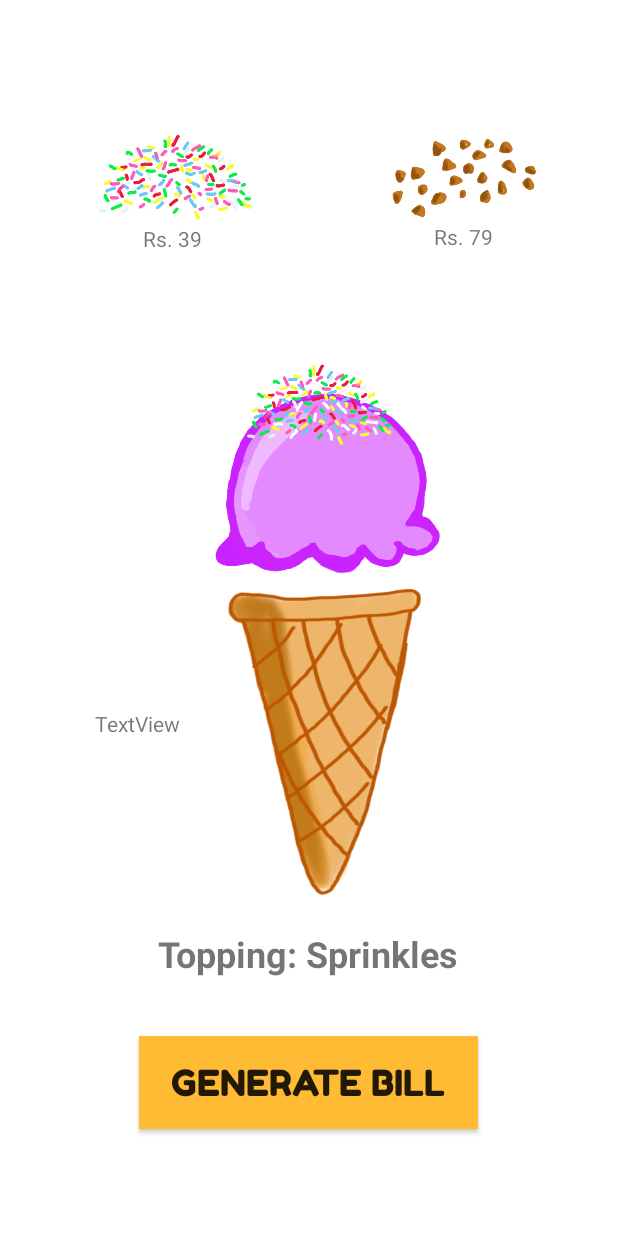
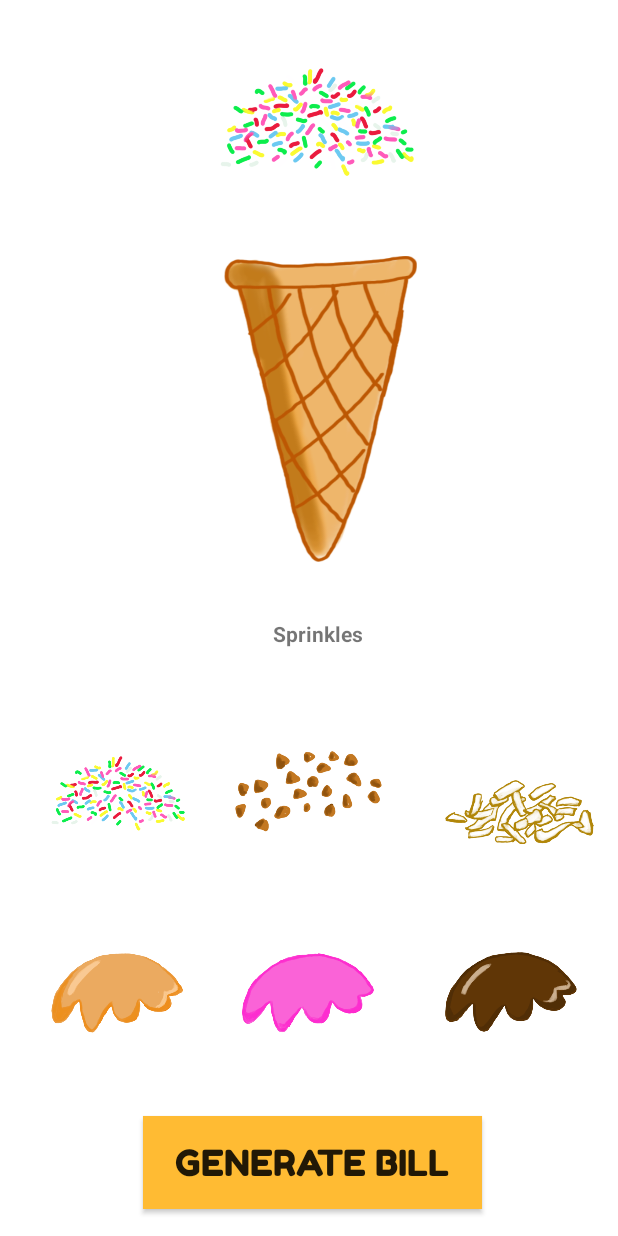
Before and after one commit to Deepanc7/Customice, an Android app: the fragment fragment3 shown on its own in the app's theme, after a tap on "sprinkles", on a phone screen of 412 x 824 dp. Run offline under Robolectric (Android 15) with nearby library versions, the phone set to English and light mode, and no system bars; Roboto replaces fonts that are not available here.

Commit message:
added variety toppings

```diff
--- a/app/src/main/java/com/example/t_frag/fragment3.java
+++ b/app/src/main/java/com/example/t_frag/fragment3.java
@@ -105,15 +105,60 @@ public class fragment3 extends Fragment {
         });
         ImageButton sprinkle_btn = (ImageButton) view.findViewById(R.id.sprinkle_img_btn);
         ImageButton choco_chip_btn = (ImageButton) view.findViewById(R.id.choco_chip_img_btn);
+        ImageButton cherrywhip = (ImageButton) view.findViewById(R.id.cherry_plus_whipping_cream);
+        ImageButton caramel = (ImageButton) view.findViewById(R.id.caramel);
+        ImageButton strawberrytopping = (ImageButton) view.findViewById(R.id.strawberry);
+        ImageButton chocolatetopping = (ImageButton) view.findViewById(R.id.chocolate);
+
         textview3 = view.findViewById(R.id.textView3);
         //TextView textview12 = view.findViewById(R.id.textView12);
         ImageView toppings = (ImageView) view.findViewById(R.id.topping_img);
 
+        chocolatetopping.setOnClickListener(new View.OnClickListener() {
+            @Override
+            public void onClick(View v) {
+                toppings.setImageResource(R.drawable.chocolate_topping);
+                textview3.setText("Chocolate Sauce");
+                total3+=39;
+                a="Chocolate Sauce";
+            }
+
+        });
+        strawberrytopping.setOnClickListener(new View.OnClickListener() {
+            @Override
+            public void onClick(View v) {
+                toppings.setImageResource(R.drawable.strawberry_topping);
+                textview3.setText("Strawberry Sauce");
+                total3+=39;
+                a="Strawberry Sauce";
+            }
+
+        });
+        caramel.setOnClickListener(new View.OnClickListener() {
+            @Override
+            public void onClick(View v) {
+                toppings.setImageResource(R.drawable.caramel_topping);
+                textview3.setText("Caramel sauce");
+                total3+=39;
+                a="Caramel sauce";
+            }
+
+        });
+        cherrywhip.setOnClickListener(new View.OnClickListener() {
+            @Override
+            public void onClick(View v) {
+                toppings.setImageResource(R.drawable.coconut_topping);
+                textview3.setText("Cherry and whipped cream");
+                total3+=89;
+                a="Cherrywhip";
+            }
+
+        });
         sprinkle_btn.setOnClickListener(new View.OnClickListener() {
             @Override
             public void onClick(View v) {
-                toppings.setImageResource(R.drawable.sprinkles);
-                textview3.setText("Topping: Sprinkles");
+                toppings.setImageResource(R.drawable.sprinkles_topping);
+                textview3.setText("Sprinkles");
                 total3+=39;
                 a="Sprinkled";
             }
@@ -123,8 +168,8 @@ public class fragment3 extends Fragment {
         choco_chip_btn.setOnClickListener(new View.OnClickListener() {
             @Override
             public void onClick(View v) {
-                toppings.setImageResource(R.drawable.choco_chip);
-                textview3.setText("Topping: Choco Chips");
+                toppings.setImageResource(R.drawable.choco_chip_topping);
+                textview3.setText("Choco Chips");
                 total3+=79;
                 a="Choco chip";
             }
--- a/app/src/main/res/layout/fragment3.xml
+++ b/app/src/main/res/layout/fragment3.xml
@@ -17,54 +17,10 @@
         android:textSize="24sp"
         app:layout_constraintBottom_toBottomOf="parent"
         app:layout_constraintEnd_toEndOf="parent"
-        app:layout_constraintHorizontal_bias="0.498"
+        app:layout_constraintHorizontal_bias="0.513"
         app:layout_constraintStart_toStartOf="parent"
         app:layout_constraintTop_toTopOf="parent"
-        app:layout_constraintVertical_bias="0.906" />
-
-    <TextView
-        android:id="@+id/textView3"
-        android:layout_width="wrap_content"
-        android:layout_height="wrap_content"
-        android:text="TextView"
-        android:textSize="24dp"
-        android:textStyle="bold"
-        app:layout_constraintBottom_toBottomOf="parent"
-        app:layout_constraintEnd_toEndOf="parent"
-        app:layout_constraintHorizontal_bias="0.498"
-        app:layout_constraintStart_toStartOf="parent"
-        app:layout_constraintTop_toTopOf="parent"
-        app:layout_constraintVertical_bias="0.783" />
-
-    <ImageButton
-        android:id="@+id/sprinkle_img_btn"
-        android:layout_width="219dp"
-        android:layout_height="196dp"
-        android:background="@color/white"
-        android:contentDescription="sprinkles"
-        android:scaleType="centerCrop"
-        app:layout_constraintBottom_toBottomOf="parent"
-        app:layout_constraintEnd_toEndOf="parent"
-        app:layout_constraintHorizontal_bias="0.0"
-        app:layout_constraintStart_toStartOf="parent"
-        app:layout_constraintTop_toTopOf="parent"
-        app:layout_constraintVertical_bias="0.08"
-        app:srcCompat="@drawable/sprinkles" />
-
-    <ImageButton
-        android:id="@+id/choco_chip_img_btn"
-        android:contentDescription="choco chip"
-        android:layout_width="211dp"
-        android:layout_height="222dp"
-        android:background="@color/white"
-        android:scaleType="centerCrop"
-        app:layout_constraintBottom_toBottomOf="parent"
-        app:layout_constraintEnd_toEndOf="parent"
-        app:layout_constraintHorizontal_bias="1.0"
-        app:layout_constraintStart_toStartOf="parent"
-        app:layout_constraintTop_toTopOf="parent"
-        app:layout_constraintVertical_bias="0.06"
-        app:srcCompat="@drawable/choco_chip" />
+        app:layout_constraintVertical_bias="0.976" />
 
 
     <ImageView
@@ -73,10 +29,10 @@
         android:layout_height="204dp"
         app:layout_constraintBottom_toBottomOf="parent"
         app:layout_constraintEnd_toEndOf="parent"
-        app:layout_constraintHorizontal_bias="0.539"
+        app:layout_constraintHorizontal_bias="0.528"
         app:layout_constraintStart_toStartOf="parent"
         app:layout_constraintTop_toTopOf="parent"
-        app:layout_constraintVertical_bias="0.633"
+        app:layout_constraintVertical_bias="0.275"
         app:srcCompat="@drawable/cone_plain" />
 
     <ImageView
@@ -85,56 +41,123 @@
         android:layout_height="170dp"
         app:layout_constraintBottom_toBottomOf="@+id/typeimg"
         app:layout_constraintEnd_toEndOf="parent"
-        app:layout_constraintHorizontal_bias="0.547"
+        app:layout_constraintHorizontal_bias="0.536"
         app:layout_constraintStart_toStartOf="parent"
         app:layout_constraintTop_toTopOf="parent"
-        app:layout_constraintVertical_bias="0.557"
-        app:srcCompat="@drawable/blueberry_scoop" />
+        app:layout_constraintVertical_bias="0.089" />
 
     <ImageView
         android:id="@+id/topping_img"
-        android:layout_width="207dp"
-        android:layout_height="218dp"
+        android:layout_width="129dp"
+        android:layout_height="108dp"
         app:layout_constraintBottom_toBottomOf="@+id/typeimg"
         app:layout_constraintEnd_toEndOf="parent"
+        app:layout_constraintHorizontal_bias="0.52"
         app:layout_constraintStart_toStartOf="parent"
         app:layout_constraintTop_toTopOf="parent"
-        app:srcCompat="@drawable/choco_chip" />
+        app:layout_constraintVertical_bias="0.103" />
 
     <TextView
-        android:id="@+id/textView14"
+        android:id="@+id/textView3"
         android:layout_width="wrap_content"
         android:layout_height="wrap_content"
-        android:text="Rs. 39"
-        app:layout_constraintBottom_toBottomOf="@+id/sprinkle_img_btn"
+        android:textSize="14sp"
+        android:textStyle="bold"
+        app:layout_constraintBottom_toBottomOf="parent"
+        app:layout_constraintEnd_toEndOf="parent"
+        app:layout_constraintHorizontal_bias="0.517"
+        app:layout_constraintStart_toStartOf="parent"
+        app:layout_constraintTop_toTopOf="parent"
+        app:layout_constraintVertical_bias="0.513" />
+
+    <ImageButton
+        android:id="@+id/sprinkle_img_btn"
+        android:layout_width="89dp"
+        android:layout_height="99dp"
+        android:background="@color/white"
+        android:contentDescription="sprinkles"
+        android:scaleType="centerInside"
+        app:layout_constraintBottom_toBottomOf="parent"
         app:layout_constraintEnd_toStartOf="@+id/choco_chip_img_btn"
-        app:layout_constraintHorizontal_bias="0.591"
-        app:layout_constraintStart_toStartOf="@+id/sprinkle_img_btn"
-        app:layout_constraintTop_toTopOf="@+id/sprinkle_img_btn"
-        app:layout_constraintVertical_bias="0.564" />
+        app:layout_constraintHorizontal_bias="0.507"
+        app:layout_constraintStart_toStartOf="parent"
+        app:layout_constraintTop_toTopOf="parent"
+        app:layout_constraintVertical_bias="0.661"
+        app:srcCompat="@drawable/sprinkles_topping" />
 
-    <TextView
-        android:id="@+id/textView18"
-        android:layout_width="wrap_content"
-        android:layout_height="wrap_content"
-        android:text="Rs. 79"
-        app:layout_constraintBottom_toBottomOf="@+id/choco_chip_img_btn"
+    <ImageButton
+        android:id="@+id/choco_chip_img_btn"
+        android:layout_width="98dp"
+        android:layout_height="97dp"
+        android:background="@color/white"
+        android:contentDescription="choco chip"
+        android:scaleType="centerInside"
+        app:layout_constraintBottom_toBottomOf="parent"
         app:layout_constraintEnd_toEndOf="parent"
-        app:layout_constraintHorizontal_bias="0.516"
-        app:layout_constraintStart_toStartOf="@+id/choco_chip_img_btn"
-        app:layout_constraintTop_toTopOf="@+id/choco_chip_img_btn"
-        app:layout_constraintVertical_bias="0.551" />
+        app:layout_constraintHorizontal_bias="0.498"
+        app:layout_constraintStart_toStartOf="parent"
+        app:layout_constraintTop_toTopOf="parent"
+        app:layout_constraintVertical_bias="0.659"
+        app:srcCompat="@drawable/choco_chip_topping" />
 
-    <TextView
-        android:id="@+id/priceDisplay"
-        android:layout_width="wrap_content"
-        android:layout_height="wrap_content"
-        android:text="TextView"
-        app:layout_constraintBottom_toTopOf="@+id/next_button"
+    <ImageButton
+        android:id="@+id/cherry_plus_whipping_cream"
+        android:layout_width="99dp"
+        android:layout_height="92dp"
+        android:background="@color/white"
+        android:contentDescription="cherry_plus_whipping_cream"
+        android:scaleType="centerInside"
+        app:layout_constraintBottom_toBottomOf="parent"
         app:layout_constraintEnd_toEndOf="parent"
-        app:layout_constraintHorizontal_bias="0.178"
+        app:layout_constraintHorizontal_bias="0.724"
+        app:layout_constraintStart_toEndOf="@+id/choco_chip_img_btn"
+        app:layout_constraintTop_toTopOf="parent"
+        app:layout_constraintVertical_bias="0.677"
+        app:srcCompat="@drawable/coconut_topping" />
+
+    <ImageButton
+        android:id="@+id/caramel"
+        android:layout_width="88dp"
+        android:layout_height="91dp"
+        android:contentDescription="caramel topping"
+        android:background="@color/white"
+        android:scaleType="centerInside"
+        app:layout_constraintBottom_toBottomOf="parent"
+        app:layout_constraintEnd_toEndOf="parent"
+        app:layout_constraintHorizontal_bias="0.105"
         app:layout_constraintStart_toStartOf="parent"
-        app:layout_constraintTop_toBottomOf="@+id/topping_img"
-        app:layout_constraintVertical_bias="0.248" />
+        app:layout_constraintTop_toBottomOf="@+id/sprinkle_img_btn"
+        app:layout_constraintVertical_bias="0.243"
+        app:srcCompat="@drawable/caramel_topping" />
+
+    <ImageButton
+        android:id="@+id/strawberry"
+        android:layout_width="88dp"
+        android:layout_height="91dp"
+        android:background="@color/white"
+        android:contentDescription="strawberry topping"
+        android:scaleType="centerInside"
+        app:layout_constraintBottom_toBottomOf="parent"
+        app:layout_constraintEnd_toEndOf="parent"
+        app:layout_constraintHorizontal_bias="0.498"
+        app:layout_constraintStart_toStartOf="parent"
+        app:layout_constraintTop_toBottomOf="@+id/choco_chip_img_btn"
+        app:layout_constraintVertical_bias="0.256"
+        app:srcCompat="@drawable/strawberry_topping" />
+
+    <ImageButton
+        android:id="@+id/chocolate"
+        android:layout_width="88dp"
+        android:layout_height="91dp"
+        android:contentDescription="chocolate topping"
+        android:background="@color/white"
+        android:scaleType="centerInside"
+        app:layout_constraintBottom_toBottomOf="parent"
+        app:layout_constraintEnd_toEndOf="parent"
+        app:layout_constraintHorizontal_bias="0.916"
+        app:layout_constraintStart_toStartOf="parent"
+        app:layout_constraintTop_toBottomOf="@+id/cherry_plus_whipping_cream"
+        app:layout_constraintVertical_bias="0.191"
+        app:srcCompat="@drawable/chocolate_topping" />
 
 </androidx.constraintlayout.widget.ConstraintLayout>
--- a/app/src/main/res/layout/fragment_fragment2.xml
+++ b/app/src/main/res/layout/fragment_fragment2.xml
@@ -138,8 +138,9 @@
 
     <TextView
         android:id="@+id/total_text_frag2"
-        android:layout_width="150dp"
-        android:layout_height="33dp"
+        android:layout_width="211dp"
+        android:layout_height="30dp"
+        android:textAlignment="center"
         app:layout_constraintBottom_toBottomOf="parent"
         app:layout_constraintEnd_toEndOf="parent"
         app:layout_constraintHorizontal_bias="0.547"
```
Also changed, not shown: app/src/main/res/drawable/caramel_topping.png (added), app/src/main/res/drawable/choco_chip.png (deleted), app/src/main/res/drawable/choco_chip_topping.png (added), app/src/main/res/drawable/chocolate_topping.png (added), app/src/main/res/drawable/coconut_topping.png (added), app/src/main/res/drawable/sprinkles.png (deleted), app/src/main/res/drawable/sprinkles_topping.png (added), app/src/main/res/drawable/strawberry_topping.png (added).
